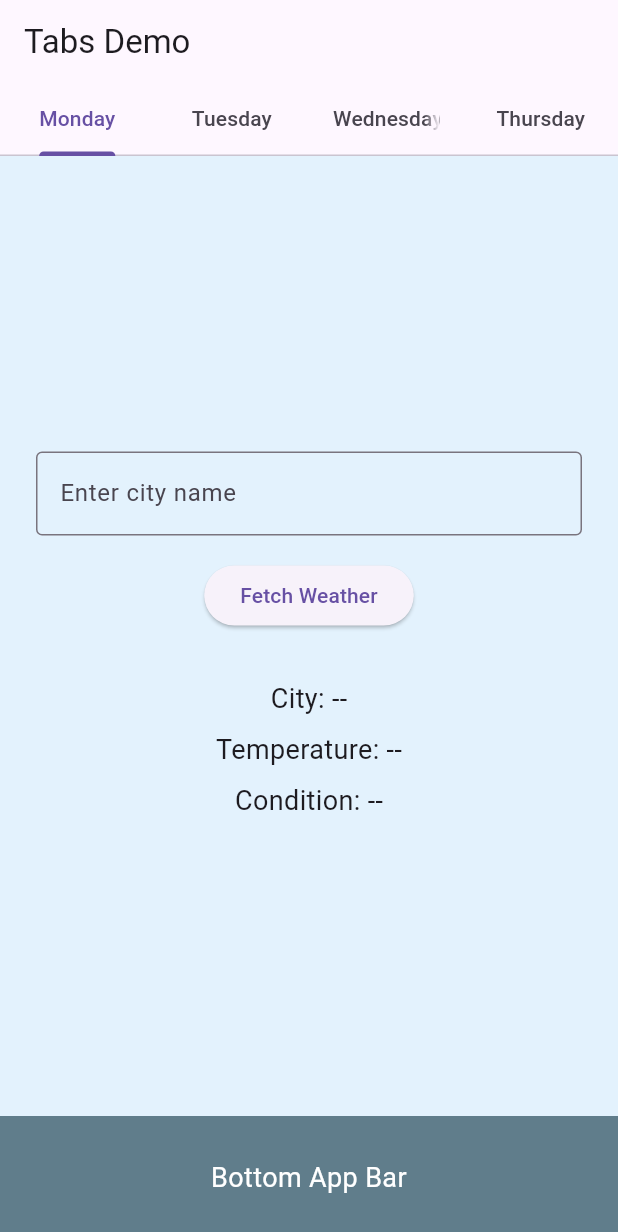
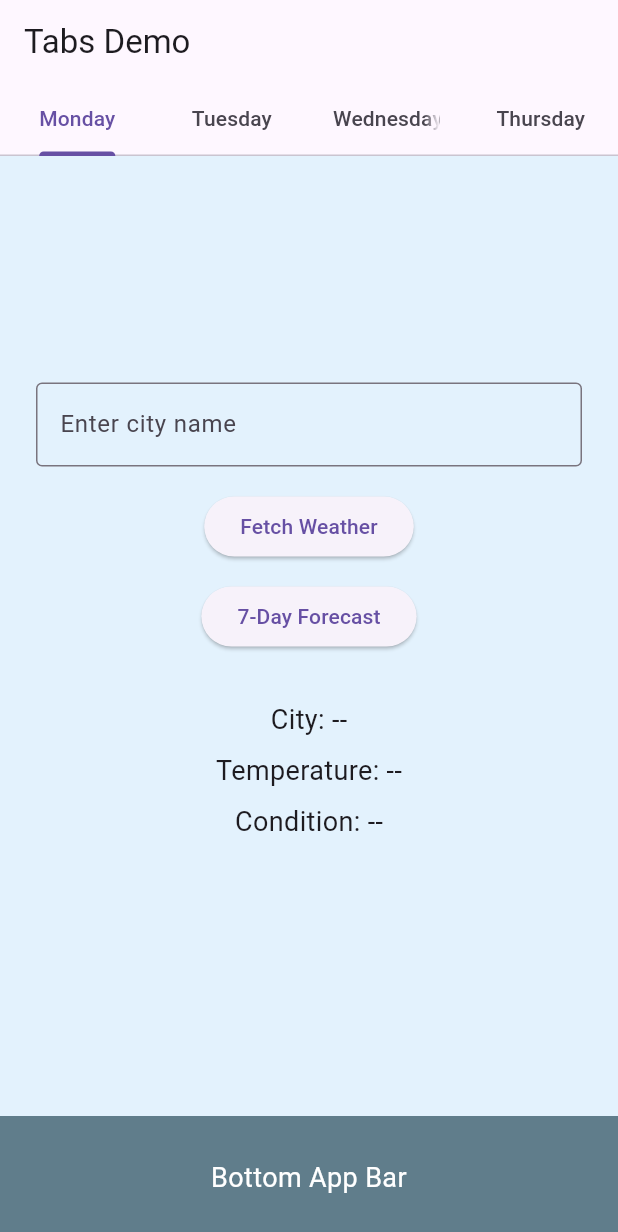
Before and after one commit to sseid4/weather_info_app, a Flutter app: the screen it shows after launch, on a phone screen of 412 x 824 dp. Shown: the top 1232 px of the screen. Run offline on Flutter 3.47's test engine with Material 3 defaults, Android fonts, the phone set to English and light mode, and no system bars.

Commit message:
Implemented 7-day weather forecast feature

```diff
--- a/lib/main.dart
+++ b/lib/main.dart
@@ -31,6 +31,7 @@ class __TabsNonScrollableDemoState extends State<_TabsNonScrollableDemo>
   String _city = '--';
   String _temperature = '--';
   String _condition = '--';
+  List<Map<String, String>> _forecast = [];
 
   void _fetchWeather() {
     final cityName = _cityController.text.trim();
@@ -42,6 +43,26 @@ class __TabsNonScrollableDemoState extends State<_TabsNonScrollableDemo>
       _city = cityName;
       _temperature = '$temp°C';
       _condition = cond;
+    });
+  }
+
+  void _fetchForecast() {
+    final cityName = _cityController.text.trim();
+    if (cityName.isEmpty) return;
+    final conditions = ['Sunny', 'Cloudy', 'Rainy'];
+    final List<Map<String, String>> forecast = [];
+    for (int i = 0; i < 7; i++) {
+      final temp = 15 + (DateTime.now().millisecondsSinceEpoch % 16) + i;
+      conditions.shuffle();
+      forecast.add({
+        'day': 'Day ${i + 1}',
+        'city': cityName,
+        'temp': '$temp°C',
+        'cond': conditions.first,
+      });
+    }
+    setState(() {
+      _forecast = forecast;
     });
   }
 
@@ -103,7 +124,9 @@ class __TabsNonScrollableDemoState extends State<_TabsNonScrollableDemo>
             child: Center(
               child: Padding(
                 padding: const EdgeInsets.all(24.0),
+                child: SingleChildScrollView(
                   child: Column(
+                    mainAxisSize: MainAxisSize.min,
                     mainAxisAlignment: MainAxisAlignment.center,
                     children: [
                       TextField(
@@ -118,6 +141,11 @@ class __TabsNonScrollableDemoState extends State<_TabsNonScrollableDemo>
                         onPressed: _fetchWeather,
                         child: Text('Fetch Weather'),
                       ),
+                      SizedBox(height: 12),
+                      ElevatedButton(
+                        onPressed: _fetchForecast,
+                        child: Text('7-Day Forecast'),
+                      ),
                       SizedBox(height: 32),
                       Text('City: $_city', style: TextStyle(fontSize: 18)),
                       SizedBox(height: 8),
@@ -130,7 +158,35 @@ class __TabsNonScrollableDemoState extends State<_TabsNonScrollableDemo>
                         'Condition: $_condition',
                         style: TextStyle(fontSize: 18),
                       ),
+                      SizedBox(height: 32),
+                      if (_forecast.isNotEmpty) ...[
+                        Text(
+                          '7-Day Forecast:',
+                          style: TextStyle(
+                            fontSize: 20,
+                            fontWeight: FontWeight.bold,
+                          ),
+                        ),
+                        SizedBox(height: 12),
+                        Column(
+                          children: _forecast
+                              .map(
+                                (day) => Card(
+                                  child: ListTile(
+                                    title: Text(
+                                      '${day['day']} - ${day['city']}',
+                                    ),
+                                    subtitle: Text(
+                                      'Temp: ${day['temp']} | Condition: ${day['cond']}',
+                                    ),
+                                  ),
+                                ),
+                              )
+                              .toList(),
+                        ),
                       ],
+                    ],
+                  ),
                 ),
               ),
             ),
```
Lines whose indentation alone changed are shown as unchanged.
